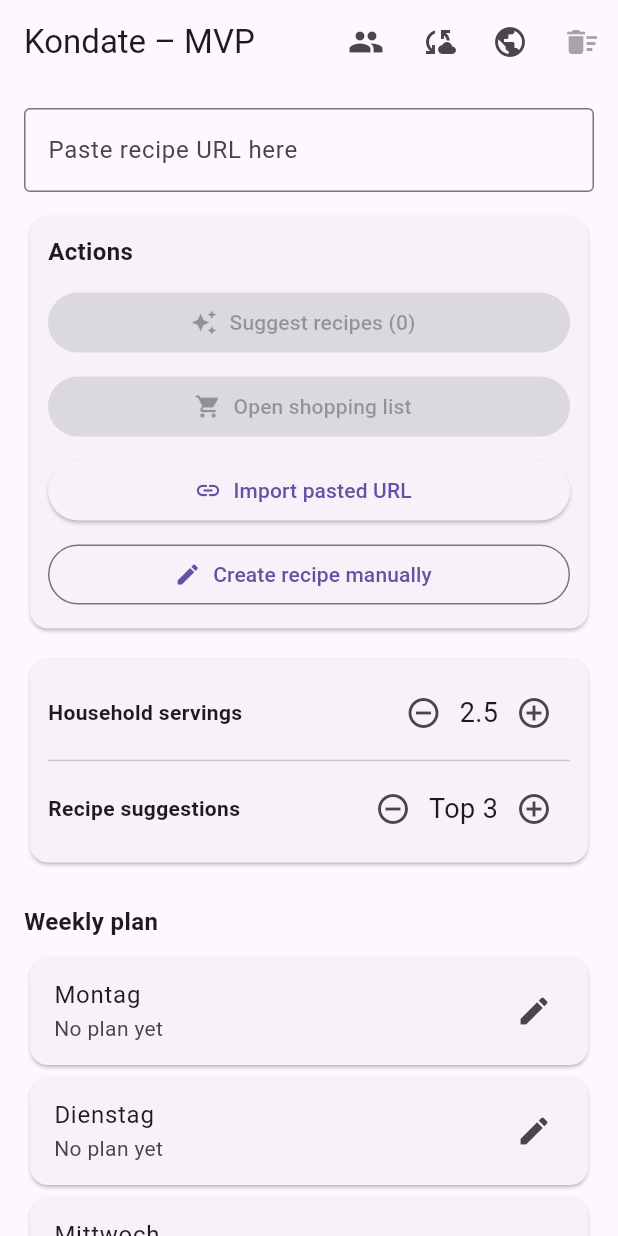
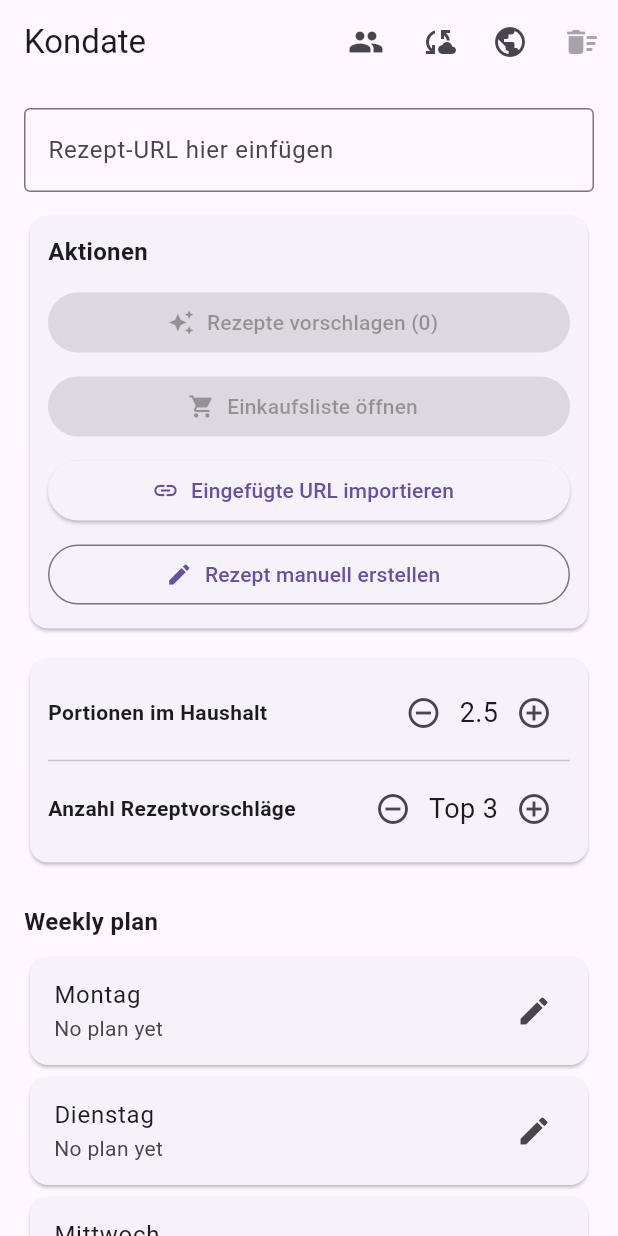
Before and after one commit to gumbrich/kondate, a Flutter app: the screen it shows after launch, on a phone screen of 412 x 824 dp. Run offline on Flutter 3.47's test engine with Material 3 defaults, Android fonts, the phone set to English and light mode, and no system bars; our stand-ins replace shared_preferences.

Commit message:
Improve German UI and ingredient formatting, connect app to Render

```diff
--- a/apps/mobile/lib/main.dart
+++ b/apps/mobile/lib/main.dart
@@ -40,7 +40,7 @@ class KondateHome extends StatefulWidget {
 
 class _KondateHomeState extends State<KondateHome> {
   static const RecipeSearchProvider _recipeSearchProvider =
-      MockRecipeSearchProvider();
+      BackendRecipeSearchProvider();
   static const HouseholdSyncProvider _householdSyncProvider =
       MockHouseholdSyncProvider();
 
@@ -92,7 +92,7 @@ class _KondateHomeState extends State<KondateHome> {
       if (!mounted) return;
       setState(() {
         _dataLoaded = true;
-        _error = 'Could not restore app state: $e';
+        _error = 'App-Zustand konnte nicht geladen werden: $e';
       });
     }
   }
@@ -126,14 +126,15 @@ class _KondateHomeState extends State<KondateHome> {
     } on HouseholdConflictException catch (e) {
       if (mounted) {
         setState(() {
-          _error = 'Household changed on another device. Refresh first.';
+          _error =
+              'Der Haushalt wurde auf einem anderen Gerät geändert. Bitte zuerst aktualisieren.';
           _syncStatus = _syncStatus.withError(e.toString());
         });
       }
     } catch (e) {
       if (mounted) {
         setState(() {
-          _error = 'Automatic household sync failed: $e';
+          _error = 'Automatische Haushalt-Synchronisierung fehlgeschlagen: $e';
           _syncStatus = _syncStatus.withError(e.toString());
         });
       }
@@ -184,7 +185,7 @@ class _KondateHomeState extends State<KondateHome> {
   Future<void> _loadFromHousehold({bool showLoader = true}) async {
     if (_householdId == null) {
       setState(() {
-        _error = 'No household connected yet.';
+        _error = 'Noch kein Haushalt verbunden.';
       });
       return;
     }
@@ -217,7 +218,7 @@ class _KondateHomeState extends State<KondateHome> {
     } catch (e) {
       if (!mounted) return;
       setState(() {
-        _error = 'Could not load household state: $e';
+        _error = 'Haushaltszustand konnte nicht geladen werden: $e';
         _syncStatus = _syncStatus.withError(e.toString());
       });
     } finally {
@@ -236,7 +237,7 @@ class _KondateHomeState extends State<KondateHome> {
   Future<void> _saveToHousehold() async {
     if (_householdId == null) {
       setState(() {
-        _error = 'No household connected yet.';
+        _error = 'Noch kein Haushalt verbunden.';
       });
       return;
     }
@@ -257,11 +258,12 @@ class _KondateHomeState extends State<KondateHome> {
       });
     } on HouseholdConflictException {
       setState(() {
-        _error = 'Remote household changed. Please refresh first.';
+        _error =
+            'Der entfernte Haushaltszustand wurde geändert. Bitte zuerst aktualisieren.';
       });
     } catch (e) {
       setState(() {
-        _error = 'Could not save household state: $e';
+        _error = 'Haushaltszustand konnte nicht gespeichert werden: $e';
         _syncStatus = _syncStatus.withError(e.toString());
       });
     } finally {
@@ -539,23 +541,23 @@ class _KondateHomeState extends State<KondateHome> {
 
     if (_syncStatus.lastPulledAt != null) {
       parts.add(
-        'Pulled ${_syncStatus.lastPulledAt!.hour.toString().padLeft(2, '0')}:${_syncStatus.lastPulledAt!.minute.toString().padLeft(2, '0')}',
+        'Geladen ${_syncStatus.lastPulledAt!.hour.toString().padLeft(2, '0')}:${_syncStatus.lastPulledAt!.minute.toString().padLeft(2, '0')}',
       );
     }
     if (_syncStatus.lastPushedAt != null) {
       parts.add(
-        'Pushed ${_syncStatus.lastPushedAt!.hour.toString().padLeft(2, '0')}:${_syncStatus.lastPushedAt!.minute.toString().padLeft(2, '0')}',
+        'Gespeichert ${_syncStatus.lastPushedAt!.hour.toString().padLeft(2, '0')}:${_syncStatus.lastPushedAt!.minute.toString().padLeft(2, '0')}',
       );
     }
     if (_syncStatus.lastRemoteUpdatedAt != null) {
-      parts.add('Remote seen');
+      parts.add('Remote gesehen');
     }
     if (_syncStatus.lastError != null) {
-      parts.add('Last sync error');
+      parts.add('Letzter Sync-Fehler');
     }
 
     if (parts.isEmpty) {
-      return 'No sync yet';
+      return 'Noch keine Synchronisierung';
     }
 
     return parts.join(' • ');
@@ -575,31 +577,31 @@ class _KondateHomeState extends State<KondateHome> {
 
     return Scaffold(
       appBar: AppBar(
-        title: const Text('Kondate – MVP'),
+        title: const Text('Kondate'),
         actions: <Widget>[
           if (_householdId != null)
             IconButton(
-              tooltip: 'Refresh household',
+              tooltip: 'Haushalt aktualisieren',
               icon: const Icon(Icons.refresh),
               onPressed: _loading ? null : _refreshHousehold,
             ),
           IconButton(
-            tooltip: 'Household',
+            tooltip: 'Haushalt',
             icon: const Icon(Icons.group),
             onPressed: _openHouseholdScreen,
           ),
           IconButton(
-            tooltip: 'Sync debug',
+            tooltip: 'Sync-Debug',
             icon: const Icon(Icons.cloud_sync),
             onPressed: _openSyncDebugScreen,
           ),
           IconButton(
-            tooltip: 'Trusted sites',
+            tooltip: 'Vertrauenswürdige Seiten',
             icon: const Icon(Icons.public),
             onPressed: _openTrustedSitesScreen,
           ),
           IconButton(
-            tooltip: 'Clear imported recipes',
+            tooltip: 'Importierte Rezepte löschen',
             icon: const Icon(Icons.delete_sweep),
             onPressed: _appState.recipes.isEmpty ? null : _clearRecipes,
           ),
@@ -624,8 +626,8 @@ class _KondateHomeState extends State<KondateHome> {
                       child: Column(
                         crossAxisAlignment: CrossAxisAlignment.start,
                         children: <Widget>[
-                          Text('Household: $_householdId'),
-                          if (_joinCode != null) Text('Join code: $_joinCode'),
+                          Text('Haushalt: $_householdId'),
+                          if (_joinCode != null) Text('Beitrittscode: $_joinCode'),
                           const SizedBox(height: 4),
                           Text(
                             _formatSyncStatus(),
@@ -638,16 +640,16 @@ class _KondateHomeState extends State<KondateHome> {
                             children: <Widget>[
                               ElevatedButton(
                                 onPressed: _loading ? null : _loadFromHousehold,
-                                child: const Text('Load household'),
+                                child: const Text('Haushalt laden'),
                               ),
                               ElevatedButton(
                                 onPressed: _loading ? null : _saveToHousehold,
-                                child: const Text('Save household'),
+                                child: const Text('Haushalt speichern'),
                               ),
                               OutlinedButton(
                                 onPressed:
                                     _loading ? null : _disconnectHousehold,
-                                child: const Text('Disconnect'),
+                                child: const Text('Trennen'),
                               ),
                             ],
                           ),
@@ -663,7 +665,7 @@ class _KondateHomeState extends State<KondateHome> {
                                   ),
                                 ),
                                 SizedBox(width: 8),
-                                Text('Syncing household...'),
+                                Text('Haushalt wird synchronisiert...'),
                               ],
                             ),
                           ],
@@ -673,7 +675,7 @@ class _KondateHomeState extends State<KondateHome> {
                   TextField(
                     controller: _urlController,
                     decoration: const InputDecoration(
-                      labelText: 'Paste recipe URL here',
+                      labelText: 'Rezept-URL hier einfügen',
                       hintText: 'https://www.chefkoch.de/rezepte/...',
                       border: OutlineInputBorder(),
                     ),
@@ -686,7 +688,7 @@ class _KondateHomeState extends State<KondateHome> {
                         crossAxisAlignment: CrossAxisAlignment.stretch,
                         children: <Widget>[
                           const Text(
-                            'Actions',
+                            'Aktionen',
                             style: TextStyle(
                               fontWeight: FontWeight.bold,
                               fontSize: 16,
@@ -695,26 +697,26 @@ class _KondateHomeState extends State<KondateHome> {
                           const SizedBox(height: 12),
                           ElevatedButton.icon(
                             icon: const Icon(Icons.auto_awesome),
-                            label: Text('Suggest recipes ($suggestionCount)'),
+                            label: Text('Rezepte vorschlagen ($suggestionCount)'),
                             onPressed:
                                 suggestionCount > 0 ? _openWeeklySuggestions : null,
                           ),
                           const SizedBox(height: 8),
                           ElevatedButton.icon(
                             icon: const Icon(Icons.shopping_cart),
-                            label: const Text('Open shopping list'),
+                            label: const Text('Einkaufsliste öffnen'),
                             onPressed: canGenerate ? _openShoppingList : null,
                           ),
                           const SizedBox(height: 8),
                           ElevatedButton.icon(
                             icon: const Icon(Icons.link),
-                            label: const Text('Import pasted URL'),
+                            label: const Text('Eingefügte URL importieren'),
                             onPressed: _loading ? null : _importAndAdd,
                           ),
                           const SizedBox(height: 8),
                           OutlinedButton.icon(
                             icon: const Icon(Icons.edit),
-                            label: const Text('Create recipe manually'),
+                            label: const Text('Rezept manuell erstellen'),
                             onPressed: _loading ? null : _openManualRecipeScreen,
                           ),
                         ],
@@ -731,7 +733,7 @@ class _KondateHomeState extends State<KondateHome> {
                             children: <Widget>[
                               const Expanded(
                                 child: Text(
-                                  'Household servings',
+                                  'Portionen im Haushalt',
                                   style: TextStyle(fontWeight: FontWeight.bold),
                                 ),
                               ),
@@ -754,7 +756,7 @@ class _KondateHomeState extends State<KondateHome> {
                             children: <Widget>[
                               const Expanded(
                                 child: Text(
-                                  'Recipe suggestions',
+                                  'Anzahl Rezeptvorschläge',
                                   style: TextStyle(fontWeight: FontWeight.bold),
                                 ),
                               ),
```
Also changed, not shown: 1 other file.
